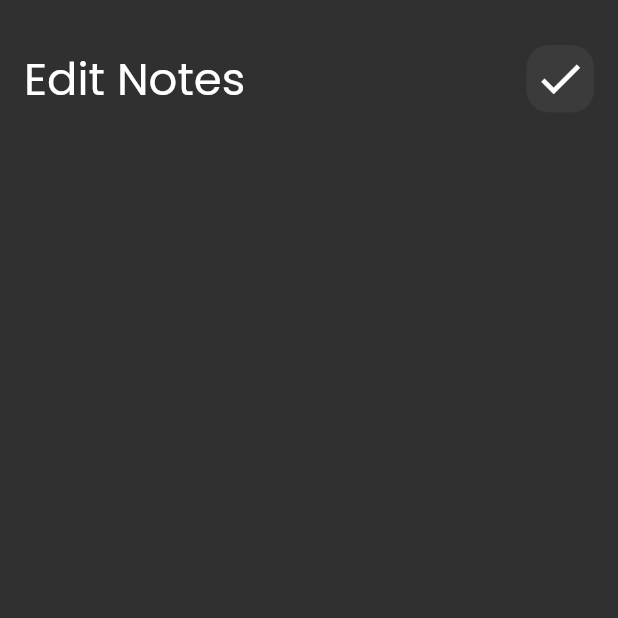
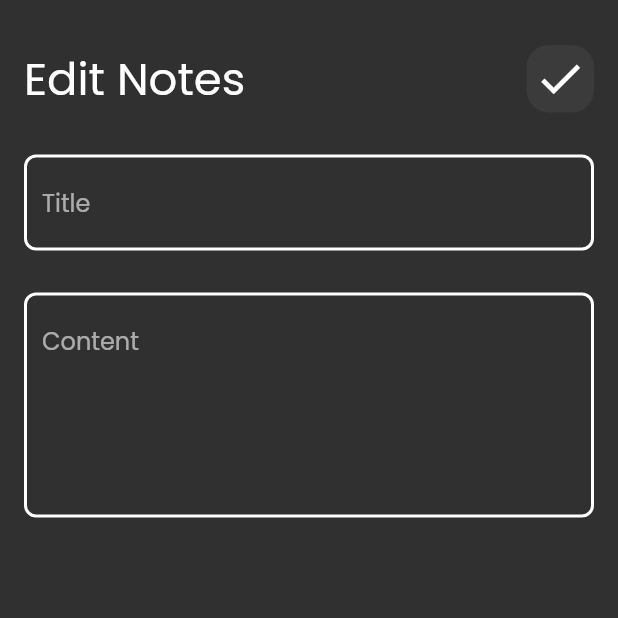
Before and after one commit to Louay-Sallakho/notes_app, a Flutter app: the EditNotesView screen opened directly, on a phone screen of 412 x 824 dp, the top half of it. Run offline on Flutter 3.47's test engine with Material 2 defaults, Android fonts, the phone set to English and light mode, and no system bars; our stand-ins replace font_awesome_flutter.

Commit message:
Finished the EditNotes View

```diff
--- a/lib/views/widgets/edit_notes_view_body.dart
+++ b/lib/views/widgets/edit_notes_view_body.dart
@@ -1,5 +1,6 @@
 import 'package:flutter/material.dart';
 import 'package:notes_app/views/widgets/custom_app_bar.dart';
+import 'package:notes_app/views/widgets/custom_text_field.dart';
 
 class EditNotesViewBody extends StatelessWidget {
   const EditNotesViewBody({super.key});
@@ -9,7 +10,20 @@ class EditNotesViewBody extends StatelessWidget {
     return Padding(
       padding: const EdgeInsets.symmetric(horizontal: 16),
       child: Column(
-        children: const [CustomAppBar(title: "Edit Notes", icon: Icons.check)],
+        children: const [
+          CustomAppBar(title: "Edit Notes", icon: Icons.check),
+          SizedBox(
+            height: 28,
+          ),
+          CustomTextField(hint: "Title"),
+          SizedBox(
+            height: 28,
+          ),
+          CustomTextField(
+            hint: "Content",
+            maxLines: 5,
+          )
+        ],
       ),
     );
   }
```
